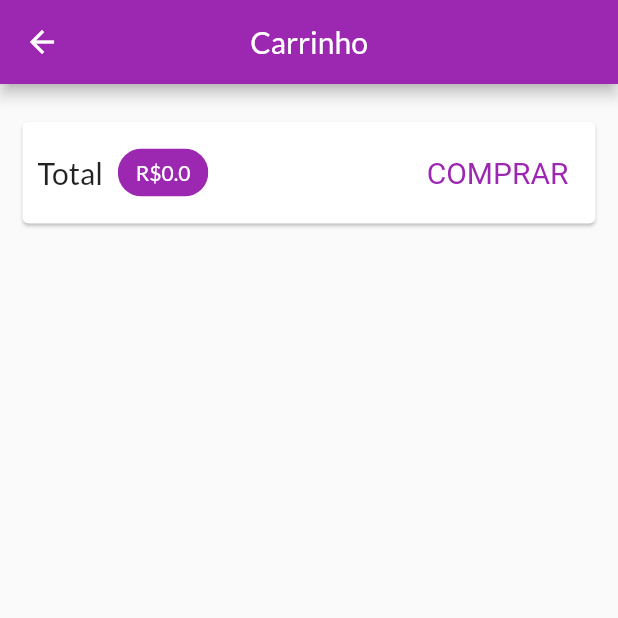
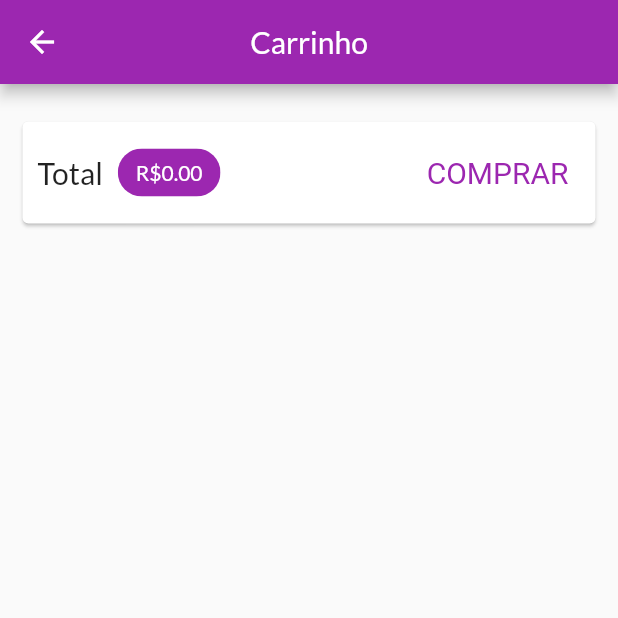
Before and after one commit to IagoMesquita/shop-flutter, a Flutter app: the CartPage screen opened by its route, on a phone screen of 412 x 824 dp, the top half of it. Run offline on Flutter 3.47's test engine with Material 2 defaults, Android fonts, the phone set to English and light mode, and no system bars; network calls fail.

Commit message:
fix: use toStringAsFixed

```diff
--- a/lib/pages/cart_page.dart
+++ b/lib/pages/cart_page.dart
@@ -35,7 +35,7 @@ class CartPage extends StatelessWidget {
                     width: 10,
                   ),
                   Chip(
-                    label: Text('R\$${cart.totalAmount}'),
+                    label: Text('R\$${cart.totalAmount.toStringAsFixed(2)}'),
                     backgroundColor: Theme.of(context).colorScheme.primary,
                     labelStyle: TextStyle(
                         color: Theme.of(context)
```
